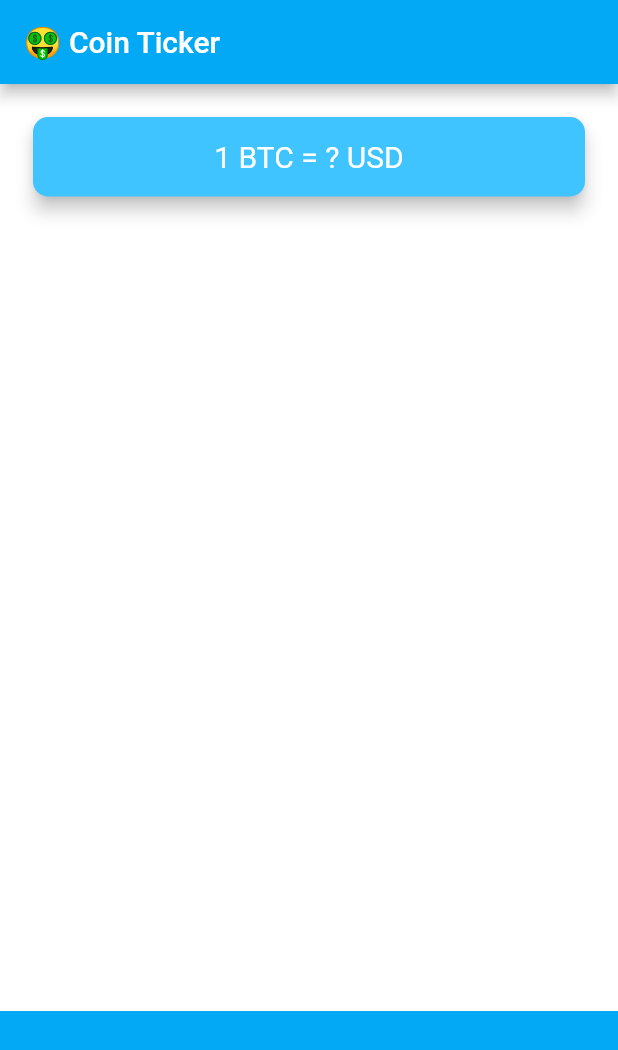
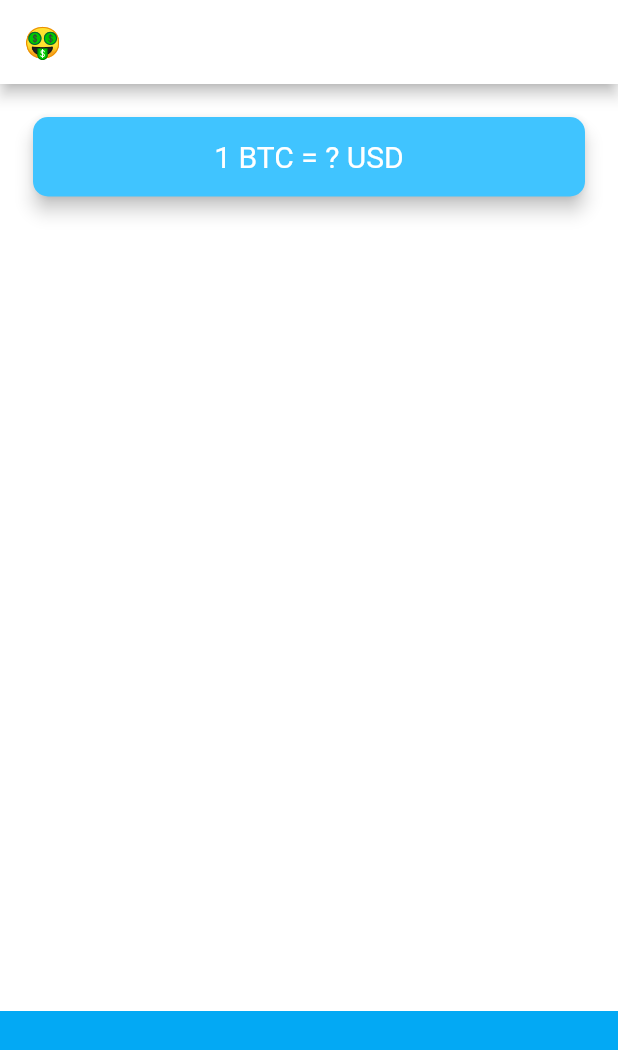
Before and after one commit to HeratUni-CS/bitcoin-ticker-admin-n786, a Flutter app: the screen it shows after launch, on a phone screen of 412 x 824 dp. Shown: the top 1050 px of the screen. Run offline on Flutter 3.47's test engine with Material 2 defaults, Android fonts, the phone set to English and light mode, and no system bars.

Commit message:
first commit

```diff
--- a/lib/main.dart
+++ b/lib/main.dart
@@ -6,10 +6,12 @@ void main() => runApp(MyApp());
 class MyApp extends StatelessWidget {
   @override
   Widget build(BuildContext context) {
+
     return MaterialApp(
-      theme: ThemeData.dark().copyWith(
-          appBarTheme: const AppBarTheme(backgroundColor: Colors.lightBlue),
-          primaryColor: Colors.lightBlue,
+  theme: ThemeData.dark().copyWith(
+
+          appBarTheme: const AppBarTheme(backgroundColor: Colors.white),
+          primaryColor: Colors.white,
           scaffoldBackgroundColor: Colors.white),
       home: PriceScreen(),
     );
```
